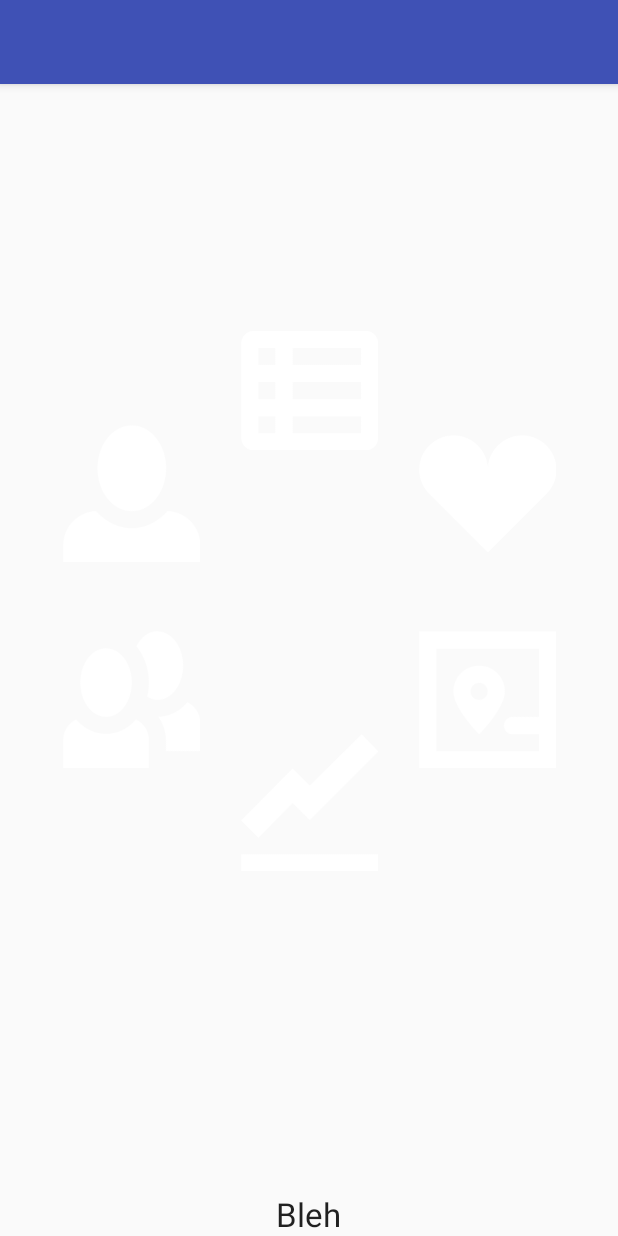
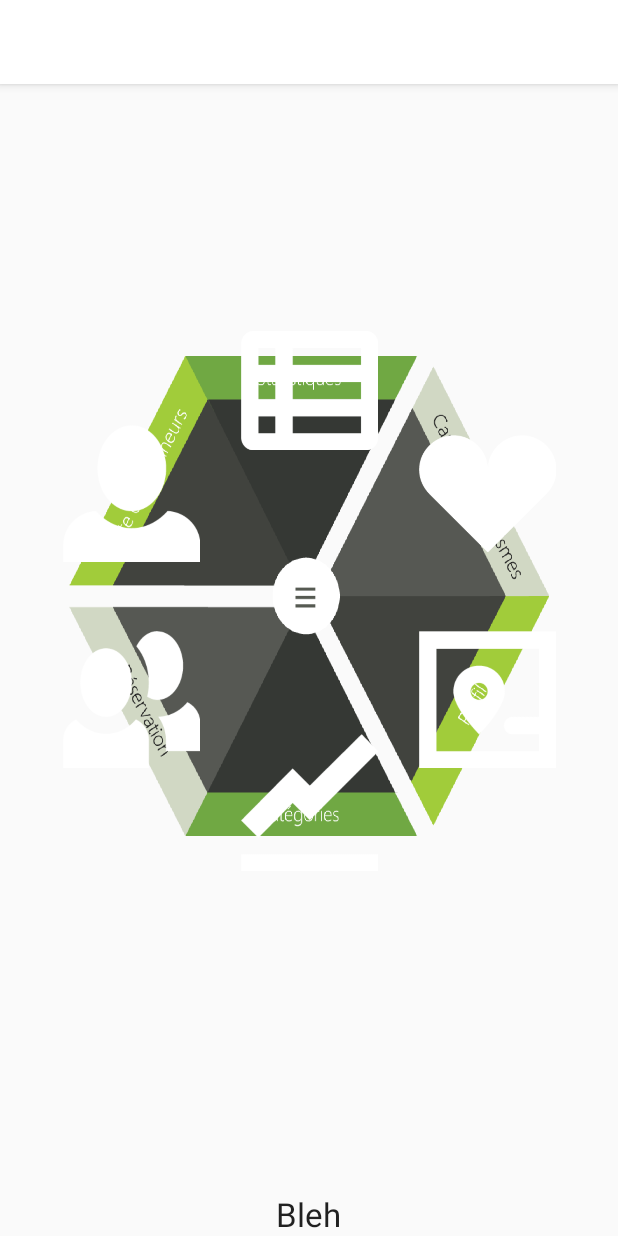
Before and after one commit to PAMCollegeShawinigan/Hippie, an Android app: the MenuActivity screen opened directly, with no data from a screen before it, on a phone screen of 412 x 824 dp. Run offline under Robolectric (Android 15) with nearby library versions, the phone set to English and light mode, and no system bars.

Commit message:
Menu
Menu

```diff
--- a/Source/CodeNameHippie/app/src/main/res/layout/main_circle_layout.xml
+++ b/Source/CodeNameHippie/app/src/main/res/layout/main_circle_layout.xml
@@ -25,7 +25,8 @@
         android:layout_width="fill_parent"
         android:layout_height="fill_parent"
         android:layout_above="@+id/main_selected_textView"
-        android:layout_gravity="center_horizontal">
+        android:layout_gravity="center_horizontal"
+        triangle:triangleBackground="@drawable/bg_menu">
 
         <include layout="@layout/menu_items" />
     </com.pam.codenamehippie.TriangleMenu.TriangleLayout>
--- a/Source/CodeNameHippie/app/src/main/res/values/colors.xml
+++ b/Source/CodeNameHippie/app/src/main/res/values/colors.xml
@@ -1,6 +1,6 @@
 <?xml version="1.0" encoding="utf-8"?>
 <resources>
-    <color name="colorPrimary">#3F51B5</color>
-    <color name="colorPrimaryDark">#303F9F</color>
+    <color name="colorPrimary">#FFFFFF</color>
+    <color name="colorPrimaryDark">#222222</color>
     <color name="colorAccent">#FF4081</color>
 </resources>
```
Also changed, not shown: Source/CodeNameHippie/app/src/main/res/drawable/bg_menu.png (added), Source/CodeNameHippie/app/src/main/res/drawable/bg_menu_deux.png (added).
